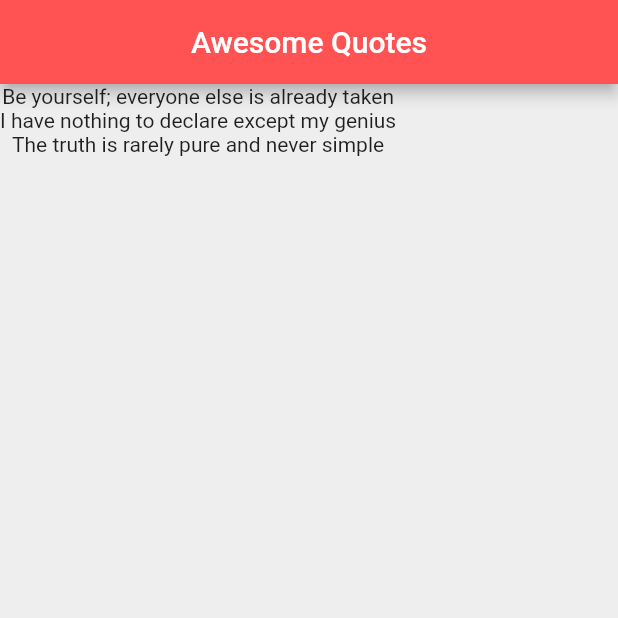
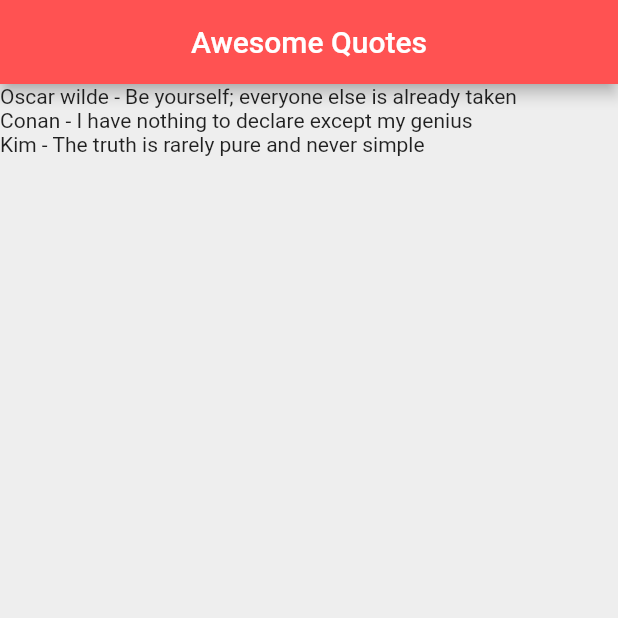
Before and after one commit to canoe726/Flutter-Practice, a Flutter app: the screen it shows after launch, on a phone screen of 412 x 824 dp, the top half of it. Run offline on Flutter 3.47's test engine with Material 2 defaults, Android fonts, the phone set to English and light mode, and no system bars.

Commit message:
Make Custom Quote Classes

```diff
--- a/lib/main.dart
+++ b/lib/main.dart
@@ -1,4 +1,5 @@
 import 'package:flutter/material.dart';
+import 'quote.dart';
 
 void main() => runApp(MaterialApp(
   home: QuoteList(),
@@ -11,10 +12,10 @@ class QuoteList extends StatefulWidget {
 
 class _QuoteListState extends State<QuoteList> {
 
-  List<String> quotes = [
-    "Be yourself; everyone else is already taken",
-    "I have nothing to declare except my genius",
-    "The truth is rarely pure and never simple",
+  List<Quote> quotes = [
+    Quote(author:'Oscar wilde', text: "Be yourself; everyone else is already taken"),
+    Quote(author:'Conan', text: "I have nothing to declare except my genius"),
+    Quote(author:'Kim', text: "The truth is rarely pure and never simple"),
   ];
 
   @override
@@ -27,7 +28,8 @@ class _QuoteListState extends State<QuoteList> {
         backgroundColor: Colors.redAccent,
       ),
       body: Column(
-        children: quotes.map((quote) => Text(quote)).toList(),
+        crossAxisAlignment: CrossAxisAlignment.start,
+        children: quotes.map((quote) => Text('${quote.author} - ${quote.text}')).toList(),
       ),
     );
   }
--- /dev/null
+++ b/lib/quote.dart
@@ -0,0 +1,8 @@
+class Quote {
+
+  String text;
+  String author;
+
+  Quote({this.text, this.author});
+
+}
```
